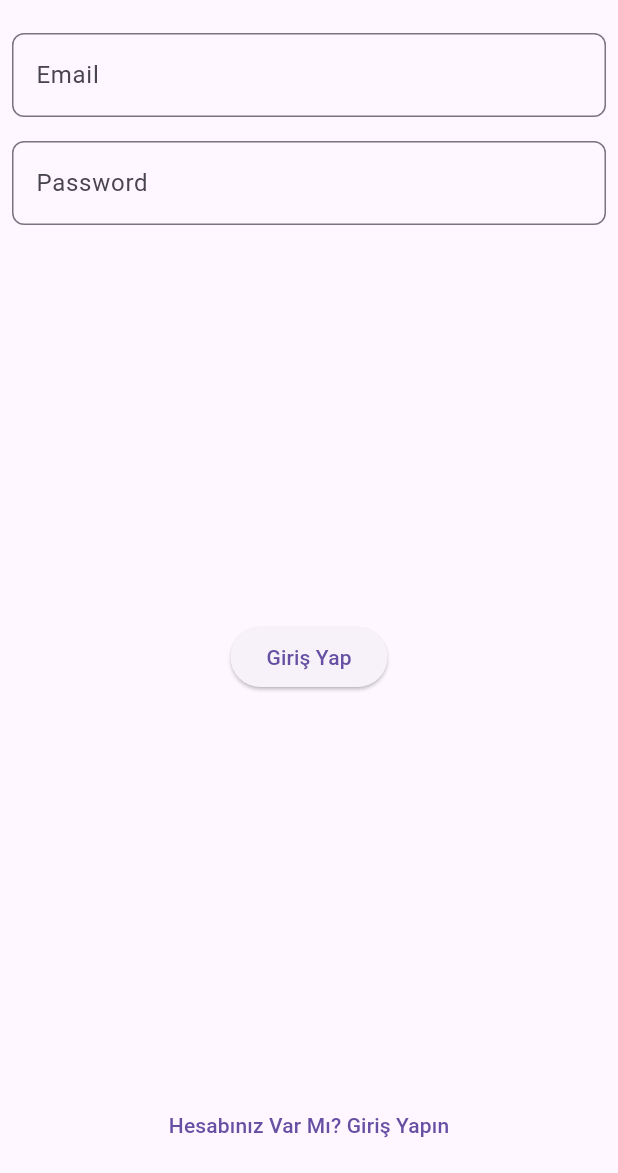
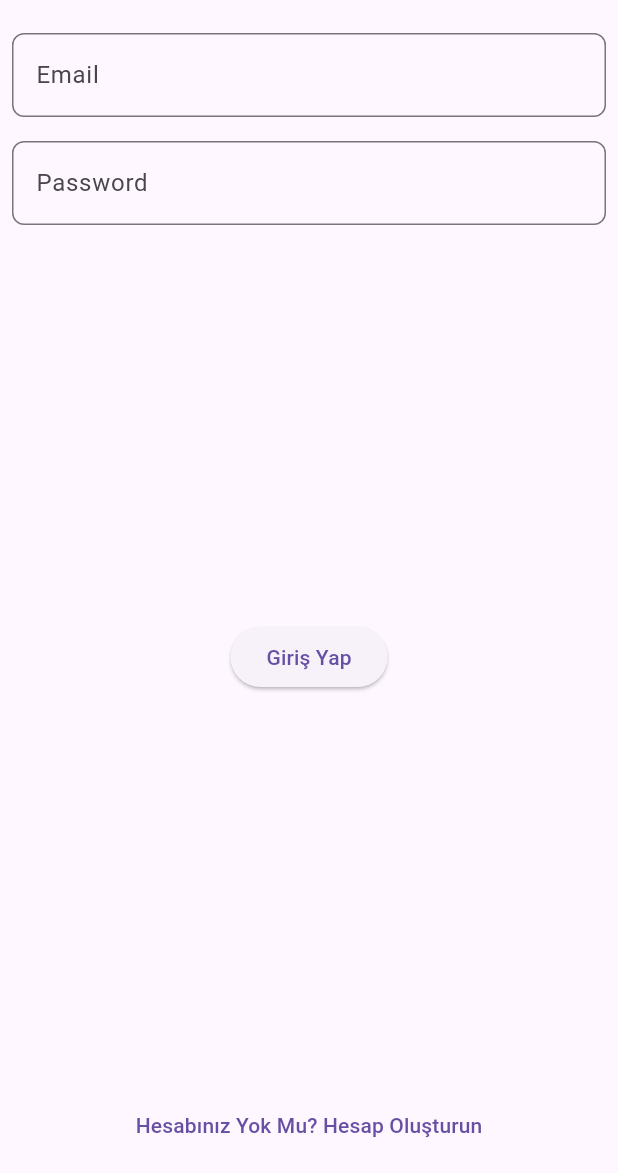
Before and after one commit to Frynosaurus/firebase, a Flutter app: the screen it shows after launch, after a tap on "Giriş Yap", on a phone screen of 412 x 824 dp, the part 63-1236 px from its top. Run offline on Flutter 3.47's test engine with Material 3 defaults, Android fonts, the phone set to English and light mode, and no system bars; our stand-ins replace cloud_firestore, firebase_auth, firebase_core; accounts and stored records are empty; network calls fail.

Commit message:
recep commit

```diff
--- a/lib/main.dart
+++ b/lib/main.dart
@@ -1,9 +1,15 @@
+import 'package:firebase/firebase_options.dart';
 import 'package:firebase/view/login_page.dart';
 import 'package:firebase/view_model/login_view_model.dart';
+import 'package:firebase_core/firebase_core.dart';
 import 'package:flutter/material.dart';
 import 'package:provider/provider.dart';
 
-void main() {
+void main() async {
+  WidgetsFlutterBinding.ensureInitialized();
+  await Firebase.initializeApp(
+    options: DefaultFirebaseOptions.currentPlatform,
+  );
   runApp(const MainApp());
 }
 
--- a/lib/view/login_page.dart
+++ b/lib/view/login_page.dart
@@ -60,6 +60,7 @@ class LoginPage extends StatelessWidget {
       child: const Text('Giriş Yap'),
       onPressed: () {
         viewModel.login(
+          context,
           _emailController.text.trim(),
           _passwordController.text.trim(),
         );
@@ -73,7 +74,7 @@ class LoginPage extends StatelessWidget {
       listen: false,
     );
     return TextButton(
-      child: const Text('Hesabınız Var Mı? Giriş Yapın'),
+      child: const Text('Hesabınız Yok Mu? Hesap Oluşturun'),
       onPressed: () {
         viewModel.openRegisterPage(context);
       },
--- a/lib/view/register_page.dart
+++ b/lib/view/register_page.dart
@@ -13,7 +13,7 @@ class RegisterPage extends StatelessWidget {
   Widget build(BuildContext context) {
     return Scaffold(
       appBar: AppBar(
-        title: const Text('Giriş Sayfası'),
+        title: const Text('Kayıt Sayfası'),
       ),
       body: Padding(
         padding: const EdgeInsets.all(8.0),
@@ -57,9 +57,10 @@ class RegisterPage extends StatelessWidget {
       listen: false,
     );
     return ElevatedButton(
-      child: const Text('Giriş Yap'),
+      child: const Text('Kayıt Ol'),
       onPressed: () {
         viewModel.register(
+          context,
           _emailController.text.trim(),
           _passwordController.text.trim(),
         );
@@ -73,7 +74,7 @@ class RegisterPage extends StatelessWidget {
       listen: false,
     );
     return TextButton(
-      child: const Text('Hesabınız Yok Mu? Hesap Oluşturun'),
+      child: const Text('Hesabınız Var Mı? Giriş Yapın'),
       onPressed: () {
         viewModel.openLoginPage(context);
       },
--- a/lib/view_model/login_view_model.dart
+++ b/lib/view_model/login_view_model.dart
@@ -1,10 +1,27 @@
+import 'package:firebase/view/main_page.dart';
 import 'package:firebase/view/register_page.dart';
+import 'package:firebase/view_model/main_view_model.dart';
 import 'package:firebase/view_model/register_view_model.dart';
+import 'package:firebase_auth/firebase_auth.dart';
 import 'package:flutter/material.dart';
 import 'package:provider/provider.dart';
 
 class LoginViewModel with ChangeNotifier {
-  void login(String email, String password) {}
+  final FirebaseAuth _auth = FirebaseAuth.instance;
+
+  void login(BuildContext context, email, String password) async {
+    try {
+      await _auth.signInWithEmailAndPassword(
+        email: email,
+        password: password,
+      );
+      if (context.mounted) {
+        _openMainPage(context);
+      }
+    } on FirebaseAuthException catch (e) {
+      print(e.message);
+    }
+  }
 
   void openRegisterPage(BuildContext context) {
     MaterialPageRoute pageRoute = MaterialPageRoute(
@@ -15,4 +32,14 @@ class LoginViewModel with ChangeNotifier {
     );
     Navigator.pushReplacement(context, pageRoute);
   }
+
+  void _openMainPage(BuildContext context) {
+    MaterialPageRoute pageRoute = MaterialPageRoute(
+      builder: (context) => ChangeNotifierProvider(
+        create: (context) => MainViewModel(),
+        child: const MainPage(),
+      ),
+    );
+    Navigator.pushReplacement(context, pageRoute);
+  }
 }
--- a/pubspec.yaml
+++ b/pubspec.yaml
@@ -13,6 +13,7 @@ dependencies:
   firebase_auth: ^4.16.0
   cloud_firestore: ^4.14.0
   provider: ^6.1.1
+  http: ^1.1.2
 
 dev_dependencies:
   flutter_test:
```
Also changed, not shown: lib/model/character_model.dart (added, +20 -0 lines), lib/view/add_character_page.dart (added, +67 -0 lines), lib/view/main_page.dart (+25 -0 lines), lib/view_model/add_character_viewmodel.dart (added, +15 -0 lines), lib/view_model/main_view_model.dart (+45 -1 lines), lib/view_model/register_view_model.dart (+28 -1 lines), pubspec.lock, 5 other files.
